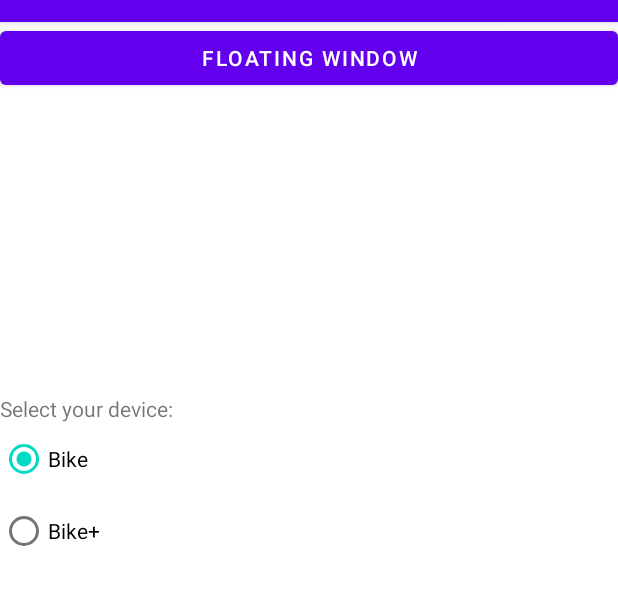
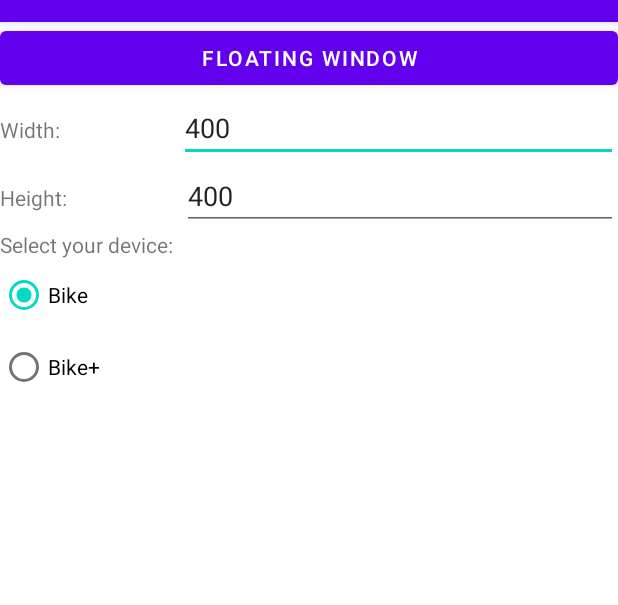
Before and after one commit to cagnulein/QZCompanionOCR, an Android app: the screen it shows after launch (MainActivity), after a tap on "FLOATING WINDOW", on a phone screen of 412 x 824 dp, the part 62-667 px from its top. Run offline under Robolectric (Android 15) with nearby library versions, the phone set to English and light mode, and no system bars; 4 statements that could not run were skipped.

```diff
--- a/app/build.gradle
+++ b/app/build.gradle
@@ -16,8 +16,8 @@ android {
         applicationId "org.cagnulein.qzcompanionpeloton"
         minSdkVersion 21
         targetSdkVersion 33
-        versionCode 5
-        versionName "1.2.1"
+        versionCode 6
+        versionName "1.2.2"
 
         testInstrumentationRunner "androidx.test.runner.AndroidJUnitRunner"
     }
--- a/app/src/main/AndroidManifest.xml
+++ b/app/src/main/AndroidManifest.xml
@@ -1,7 +1,7 @@
 <?xml version="1.0" encoding="utf-8"?>
 <manifest xmlns:android="http://schemas.android.com/apk/res/android"
     xmlns:tools="http://schemas.android.com/tools"
-    package="org.cagnulein.qzcompanionpeloton"  android:versionName="1.2.1" android:versionCode="5" >
+    package="org.cagnulein.qzcompanionpeloton"  android:versionName="1.2.2" android:versionCode="6" >
     <uses-permission android:name="android.permission.FOREGROUND_SERVICE" />
     <uses-permission android:name="android.permission.INTERNET" />
     <uses-permission android:name="android.permission.ACCESS_WIFI_STATE" />
--- a/app/src/main/java/org/cagnulein/qzcompanionpeloton/FloatingHandler.java
+++ b/app/src/main/java/org/cagnulein/qzcompanionpeloton/FloatingHandler.java
@@ -26,15 +26,11 @@ public class FloatingHandler {
     static Context _context;
     static public String _address;
     static Intent _intent = null;
-    static public int _width;
-    static public int _height;
     static public int _alpha;
 
-        public static void show(Context context, String address, int width, int height, int transparency) {
+        public static void show(Context context, String address, int transparency) {
             _context = context;
             _address = address;
-            _width = width;
-            _height = height;
             _alpha = transparency;
 
 		// First it confirms whether the
--- a/app/src/main/java/org/cagnulein/qzcompanionpeloton/FloatingWindowGFG.java
+++ b/app/src/main/java/org/cagnulein/qzcompanionpeloton/FloatingWindowGFG.java
@@ -41,9 +41,11 @@ public class FloatingWindowGFG extends Service {
          // Retrieve the user preference node for the package com.mycompany
          SharedPreferences sharedPreferences;
 
-         // Preference key name
-         final String PREF_NAME_X = "floatWindowLayoutUpdateParamX";
-         final String PREF_NAME_Y = "floatWindowLayoutUpdateParamY";
+     // Preference key name
+	 public static final String PREF_NAME_X = "floatWindowLayoutUpdateParamX";
+	 public static final String PREF_NAME_Y = "floatWindowLayoutUpdateParamY";
+	 public static final String PREF_NAME_WIDTH = "floatWindowLayoutUpdateParamWidth";
+	 public static final String PREF_NAME_HEIGHT = "floatWindowLayoutUpdateParamHeight";
 
 	 // As FloatingWindowGFG inherits Service class,
 	 // it actually overrides the onBind method
@@ -116,9 +118,14 @@ public class FloatingWindowGFG extends Service {
 		  // 5) Next parameter is Layout_Format. System chooses a format that supports
 		  // translucency by PixelFormat.TRANSLUCENT
 
-		  floatWindowLayoutParam = new WindowManager.LayoutParams(
-                          (int) (FloatingHandler._width ),
-                                         (int) (FloatingHandler._height ),
+		 sharedPreferences = getSharedPreferences("QZ", MODE_PRIVATE);
+
+		 int _width = sharedPreferences.getInt(PREF_NAME_WIDTH, 400);
+		 int _height = sharedPreferences.getInt(PREF_NAME_HEIGHT, 400);
+
+		 floatWindowLayoutParam = new WindowManager.LayoutParams(
+                          (int) (_width ),
+                                         (int) (_height ),
 					 LAYOUT_TYPE,
 					 WindowManager.LayoutParams.FLAG_NOT_FOCUSABLE,
 					 PixelFormat.TRANSLUCENT
@@ -132,7 +139,6 @@ public class FloatingWindowGFG extends Service {
 		  floatWindowLayoutParam.x = 0;
 		  floatWindowLayoutParam.y = 0;
 
-                  sharedPreferences = getSharedPreferences("FloatingWindowGFG",MODE_PRIVATE);
                   floatWindowLayoutParam.x = sharedPreferences.getInt(PREF_NAME_X, floatWindowLayoutParam.x);
                   floatWindowLayoutParam.y = sharedPreferences.getInt(PREF_NAME_Y, floatWindowLayoutParam.y);
 
--- a/app/src/main/java/org/cagnulein/qzcompanionpeloton/MainActivity.java
+++ b/app/src/main/java/org/cagnulein/qzcompanionpeloton/MainActivity.java
@@ -17,10 +17,13 @@ import android.os.Environment;
 import android.os.IBinder;
 import android.os.PowerManager;
 import android.provider.Settings;
+import android.text.Editable;
+import android.text.TextWatcher;
 import android.text.method.ScrollingMovementMethod;
 import android.util.Log;
 import android.view.View;
 import android.widget.Button;
+import android.widget.EditText;
 import android.widget.RadioButton;
 import android.widget.RadioGroup;
 import android.widget.TextView;
@@ -55,12 +58,15 @@ public class MainActivity extends AppCompatActivity  implements DeviceConnection
     private static String lastCommand = "";
     private static boolean ADBConnected = false;
     private static String appLogs = "";
+    private boolean floating_open = false;
 
 	private final ShellRuntime shellRuntime = new ShellRuntime();
 
     // on below line we are creating variables.
     RadioGroup radioGroup;
     SharedPreferences sharedPreferences;
+    EditText width;
+    EditText height;
 
     private boolean checkPermissions(){
         if(ActivityCompat.checkSelfPermission(this, android.Manifest.permission.WRITE_EXTERNAL_STORAGE) == PackageManager.PERMISSION_GRANTED) {
@@ -178,6 +184,8 @@ public class MainActivity extends AppCompatActivity  implements DeviceConnection
 
         sharedPreferences = getSharedPreferences("QZ",MODE_PRIVATE);
         radioGroup = findViewById(R.id.radiogroupDevice);
+        width = findViewById(R.id.width);
+        height = findViewById(R.id.height);
 
         radioGroup.setOnCheckedChangeListener(new RadioGroup.OnCheckedChangeListener() {
             @Override
@@ -192,6 +200,56 @@ public class MainActivity extends AppCompatActivity  implements DeviceConnection
             }
         });
 
+        width.addTextChangedListener(new TextWatcher() {
+            @Override
+            public void beforeTextChanged(CharSequence charSequence, int i, int i1, int i2) {
+
+            }
+
+            @Override
+            public void onTextChanged(CharSequence charSequence, int i, int i1, int i2) {
+                try{
+                    SharedPreferences.Editor myEdit = sharedPreferences.edit();
+                    myEdit.putInt(FloatingWindowGFG.PREF_NAME_WIDTH, Integer.parseInt(String.valueOf(width.getText())));
+                    myEdit.commit();
+                } catch (NumberFormatException ex) {
+
+                }
+            }
+
+            @Override
+            public void afterTextChanged(Editable editable) {
+
+            }
+        });
+
+        height.addTextChangedListener(new TextWatcher() {
+            @Override
+            public void beforeTextChanged(CharSequence charSequence, int i, int i1, int i2) {
+
+            }
+
+            @Override
+            public void onTextChanged(CharSequence charSequence, int i, int i1, int i2) {
+                try {
+                    SharedPreferences.Editor myEdit = sharedPreferences.edit();
+                    myEdit.putInt(FloatingWindowGFG.PREF_NAME_HEIGHT, Integer.parseInt(String.valueOf(height.getText())));
+                    myEdit.commit();
+                } catch (NumberFormatException ex) {
+
+                }
+            }
+
+            @Override
+            public void afterTextChanged(Editable editable) {
+
+            }
+        });
+
+        int w = sharedPreferences.getInt(FloatingWindowGFG.PREF_NAME_WIDTH, 400);
+        width.setText(Integer.toString(w));
+        height.setText(Integer.toString(sharedPreferences.getInt(FloatingWindowGFG.PREF_NAME_HEIGHT, 400)));
+
         int device = sharedPreferences.getInt("device", R.id.bike);
         RadioButton radioButton;
         radioButton = findViewById(device);
@@ -203,7 +261,12 @@ public class MainActivity extends AppCompatActivity  implements DeviceConnection
         dumplog.setOnClickListener(new View.OnClickListener() {
             @Override
             public void onClick(View view) {
-                FloatingHandler.show(me, QZService.address, 400, 400, 60);
+                if(!floating_open)
+                    FloatingHandler.show(me, QZService.address,  60);
+                else
+                    FloatingHandler.hide();
+
+                floating_open = !floating_open;
             }
         });
 
--- a/app/src/main/res/layout/activity_main.xml
+++ b/app/src/main/res/layout/activity_main.xml
@@ -22,16 +22,48 @@
                 android:layout_height="wrap_content"
                 android:text="Floating Window" />
 
-            <TextView
-                android:id="@+id/dumplog_tv"
-                android:layout_width="fill_parent"
-                android:layout_height="300px"
-                android:scrollbars="vertical"
-                android:textSize="14px"
-                android:textIsSelectable="true"
-                android:focusable="true"
-                android:longClickable="true"
-                android:typeface="serif" />
+            <LinearLayout
+                android:layout_width="match_parent"
+                android:layout_height="match_parent"
+                android:orientation="horizontal">
+
+                <TextView
+                    android:id="@+id/lblwidth"
+                    android:layout_width="wrap_content"
+                    android:layout_height="wrap_content"
+                    android:layout_weight="1"
+                    android:text="Width:" />
+
+                <EditText
+                    android:id="@+id/width"
+                    android:layout_width="wrap_content"
+                    android:layout_height="wrap_content"
+                    android:layout_weight="1"
+                    android:ems="10"
+                    android:inputType="number" />
+            </LinearLayout>
+
+            <LinearLayout
+                android:layout_width="match_parent"
+                android:layout_height="match_parent"
+                android:orientation="horizontal">
+
+                <TextView
+                    android:id="@+id/lblheight"
+                    android:layout_width="wrap_content"
+                    android:layout_height="wrap_content"
+                    android:layout_weight="1"
+                    android:text="Height:" />
+
+                <EditText
+                    android:id="@+id/height"
+                    android:layout_width="wrap_content"
+                    android:layout_height="wrap_content"
+                    android:layout_weight="1"
+                    android:ems="10"
+                    android:inputType="number" />
+            </LinearLayout>
+
         </LinearLayout>
 
         <ScrollView
```
Also changed, not shown: 1 other file.
